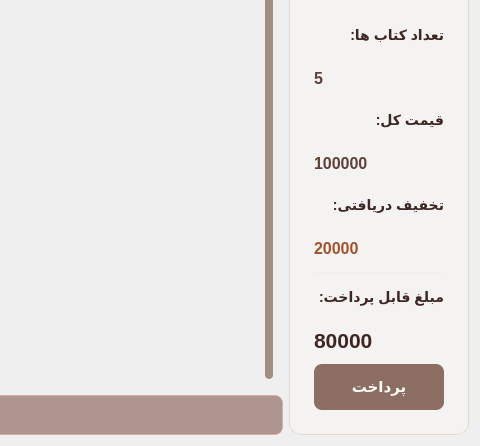
Onyx1907/Lumina-EBook-Platform, file Client/user/cartwidget.ui: the form before one commit; both pictures show x 270 to 750 and y 104 to 550 of the 750 by 550 pixel window.
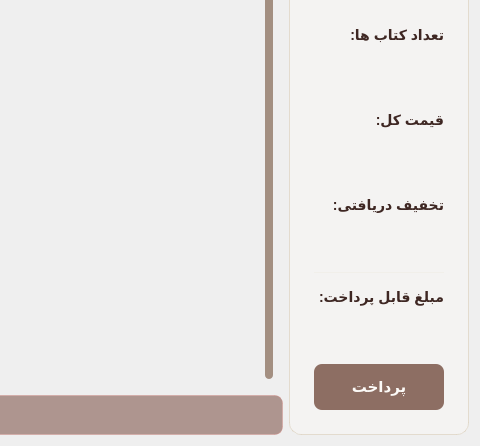
The form after the commit. Icons and pictures are not drawn.

Commit message: style/fix: improve book details UI and reload data after returning from comments

The edit to the form file:
```diff
--- a/Client/user/cartwidget.ui
+++ b/Client/user/cartwidget.ui
@@ -251,7 +251,7 @@
         <item>
          <widget class="QLabel" name="count_label">
           <property name="text">
-           <string>5</string>
+           <string/>
           </property>
          </widget>
         </item>
@@ -269,7 +269,7 @@
         <item>
          <widget class="QLabel" name="total_price_label">
           <property name="text">
-           <string>100000</string>
+           <string/>
           </property>
          </widget>
         </item>
@@ -287,7 +287,7 @@
         <item>
          <widget class="QLabel" name="discount_label">
           <property name="text">
-           <string>20000</string>
+           <string/>
           </property>
          </widget>
         </item>
@@ -312,7 +312,7 @@
         <item>
          <widget class="QLabel" name="final_price_label">
           <property name="text">
-           <string>80000</string>
+           <string/>
           </property>
          </widget>
         </item>
```
The commit also changes 5 other files.
